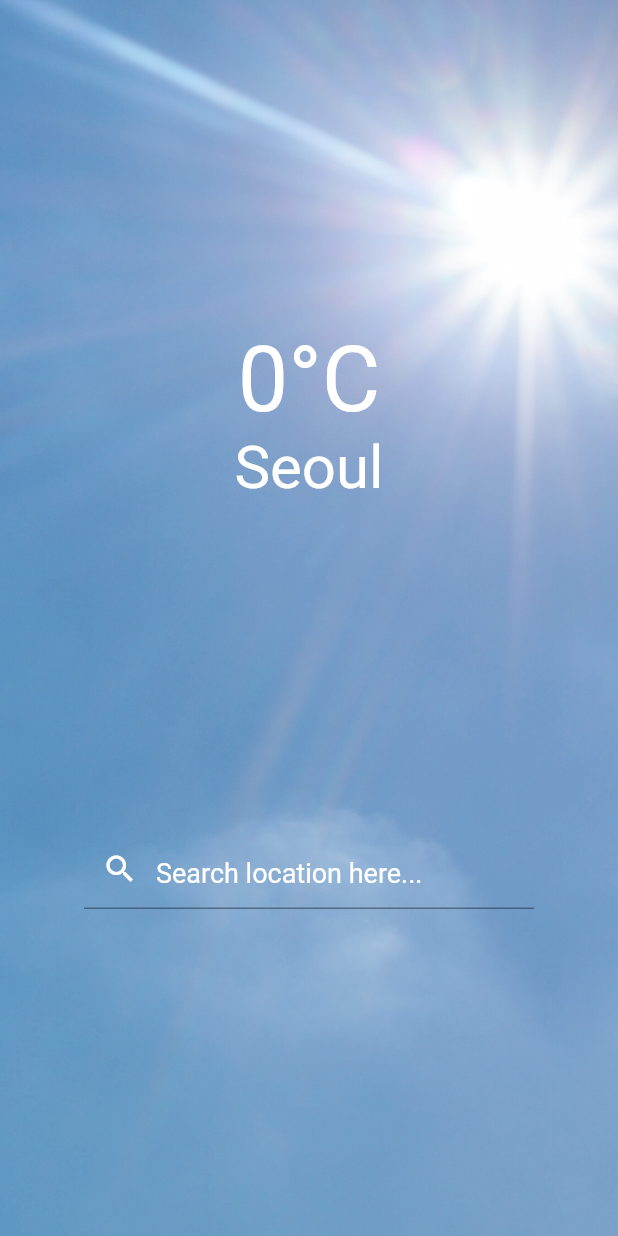
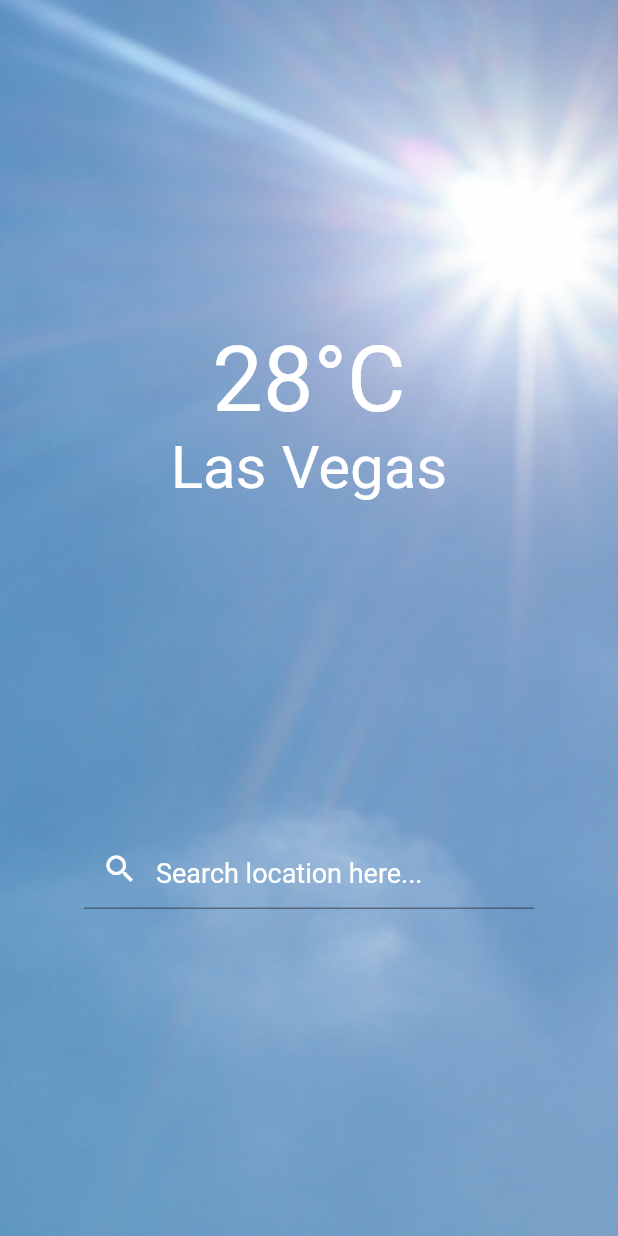
Before and after one commit to pjy4183/FlutterProject, a Flutter app: the screen it shows after launch, on a phone screen of 412 x 824 dp. Run offline on Flutter 3.47's test engine with Material 2 defaults, Android fonts, the phone set to English and light mode, and no system bars; our stand-ins replace sqflite; accounts and stored records are empty.

Commit message:
Update main.dart

```diff
--- a/weatherwithu/lib/main.dart
+++ b/weatherwithu/lib/main.dart
@@ -10,8 +10,8 @@ class MyApp extends StatefulWidget {
 }
 
 class _MyAppState extends State<MyApp> {
-  int temperature = 0;
-  String location = 'Seoul';
+  int temperature = 28;
+  String location = 'Las Vegas';
   @override
   Widget build(BuildContext context) {
     return MaterialApp(
```
